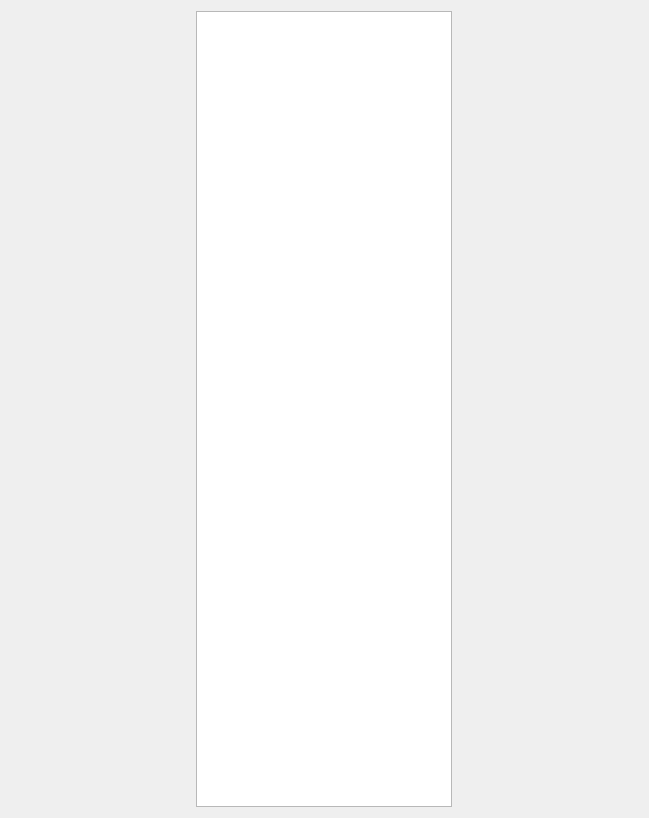
Before: the Qt Designer form atef/ui/config_tree.ui in pcdshub/atef, drawn with Qt 5.
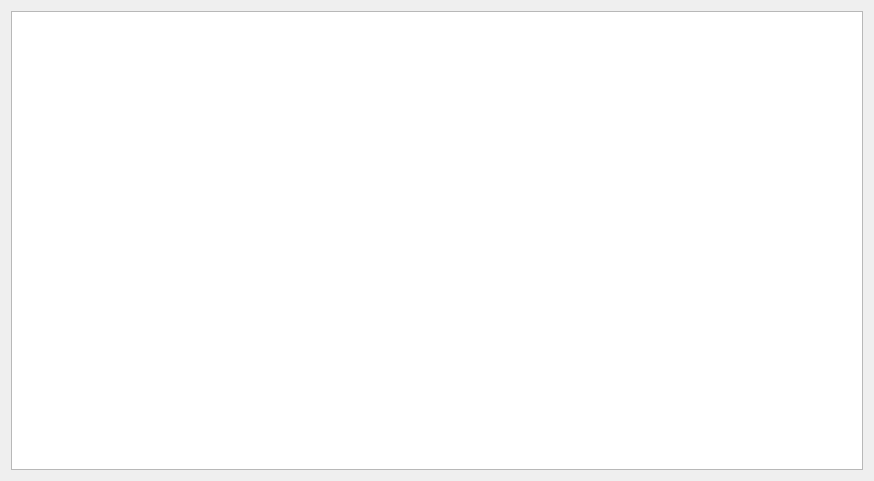
After: the same form once the commit is applied.

Commit message: ENH: use splitter for tree/config display

Diff of the .ui file:
```diff
--- a/atef/ui/config_tree.ui
+++ b/atef/ui/config_tree.ui
@@ -6,8 +6,8 @@
    <rect>
     <x>0</x>
     <y>0</y>
-    <width>649</width>
-    <height>818</height>
+    <width>874</width>
+    <height>481</height>
    </rect>
   </property>
   <property name="windowTitle">
@@ -15,6 +15,13 @@
   </property>
   <layout class="QHBoxLayout" name="horizontalLayout_3">
    <item>
+    <widget class="QSplitter" name="splitter">
+     <property name="orientation">
+      <enum>Qt::Horizontal</enum>
+     </property>
+     <property name="opaqueResize">
+      <bool>false</bool>
+     </property>
     <widget class="QTreeWidget" name="tree_widget">
      <property name="sizePolicy">
       <sizepolicy hsizetype="Maximum" vsizetype="Expanding">
@@ -28,6 +35,7 @@
      <property name="columnCount">
       <number>0</number>
      </property>
+     </widget>
     </widget>
    </item>
   </layout>
```
Left out of the diff: 2 changed lines with no effect on the pictures. Lines whose indentation alone changed are shown as unchanged. The commit also changes 1 other file.
